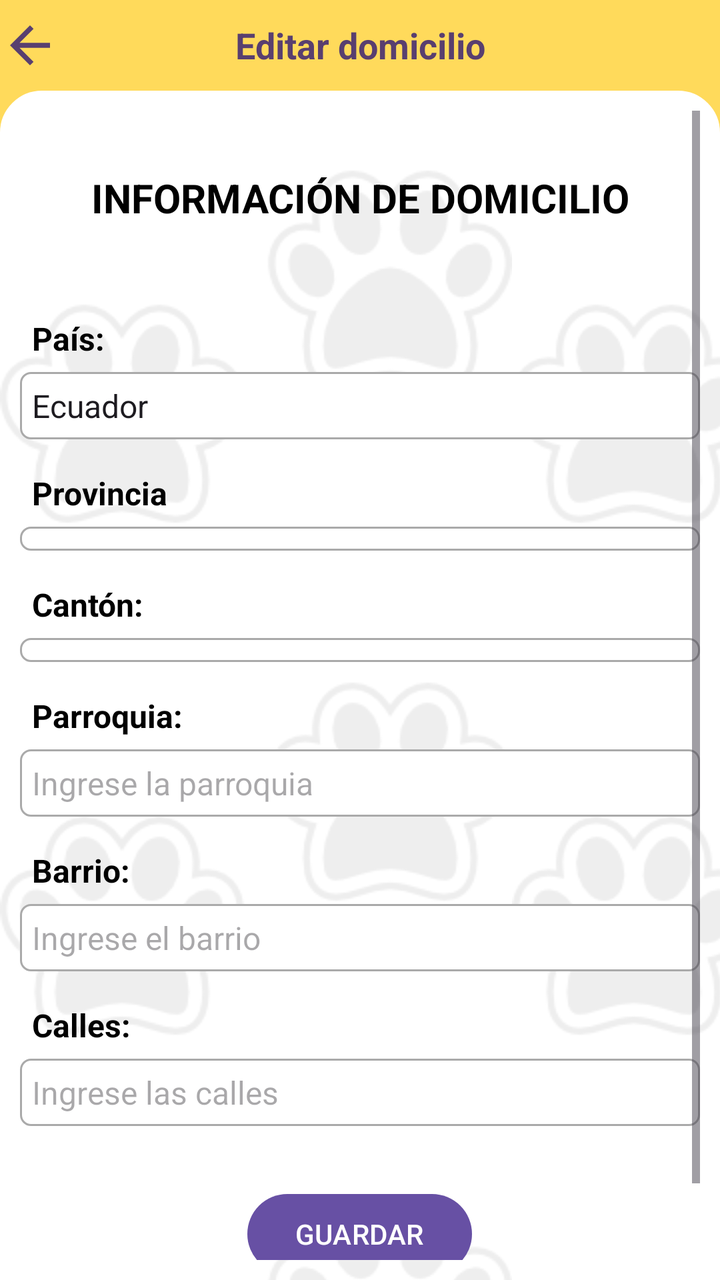
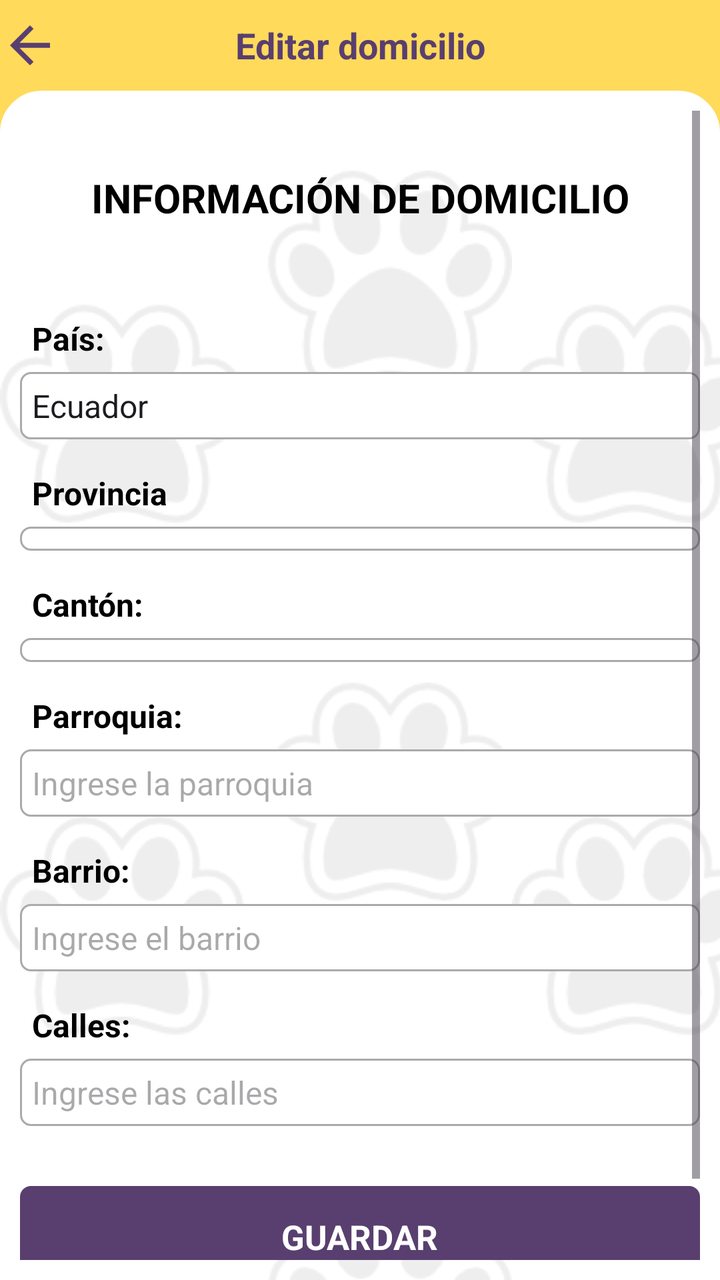

The first picture is an Android layout as it rendered before a commit; the second is the same layout after the commit. The layout source and the unified diff follow.
<!-- AndroidManifest.xml: application theme Theme.TIC_PV -->
<!-- res/layout/activity_editar_domicilio.xml -->
<?xml version="1.0" encoding="utf-8"?>
<RelativeLayout xmlns:android="http://schemas.android.com/apk/res/android"
    xmlns:app="http://schemas.android.com/apk/res-auto"
    xmlns:tools="http://schemas.android.com/tools"
    android:id="@+id/main"
    android:layout_width="match_parent"
    android:layout_height="match_parent"
    android:background="@color/yellow"
    tools:context=".Vista.EditarDomicilioActivity">

    <RelativeLayout
        android:layout_width="match_parent"
        android:layout_height="wrap_content"
        android:id="@+id/rLSuperiorEditarDomicilio"
        android:background="@color/yellow"
        android:orientation="horizontal">

        <ImageView
            android:layout_width="30dp"
            android:layout_height="30dp"
            android:id="@+id/iVRegresarEditarDomicilio"
            android:layout_centerVertical="true"
            android:background="@drawable/ic_retroceder"
            android:backgroundTint="@color/lila"/>

        <TextView
            android:layout_width="match_parent"
            android:layout_height="wrap_content"
            android:id="@+id/tVTituloEditarDomicilio"
            android:textSize="18sp"
            android:layout_centerVertical="true"
            android:textAlignment="center"
            android:textStyle="bold"
            android:textColor="@color/lila"
            android:text="Editar domicilio"/>

        <View
            android:id="@+id/viewTituloEditarDomicilio"
            android:layout_width="match_parent"
            android:layout_height="1dp"
            android:layout_marginTop="20dp"
            android:layout_below="@+id/tVTituloEditarDomicilio"
            android:background="@color/yellow" />

    </RelativeLayout>

    <FrameLayout
        android:layout_width="match_parent"
        android:layout_height="match_parent"
        android:background="@drawable/bordes_fragment"
        android:padding="10dp"
        android:layout_below="@id/rLSuperiorEditarDomicilio">

        <ScrollView
            android:layout_width="match_parent"
            android:layout_height="match_parent"
            android:id="@+id/scrollEditarDomicilio">

            <RelativeLayout
                android:layout_width="match_parent"
                android:layout_height="wrap_content">

                <TextView
                    android:id="@+id/labelEditarDomicilio"
                    android:layout_width="match_parent"
                    android:layout_height="wrap_content"
                    android:paddingTop="30dp"
                    android:text="INFORMACIÓN DE DOMICILIO"
                    android:textAlignment="center"
                    android:textColor="@color/black"
                    android:textAppearance="@style/TextAppearance.AppCompat.Medium"
                    android:textSize="20sp"
                    android:textStyle="bold" />

                <TextView
                    android:id="@+id/labelEditarPais"
                    android:layout_width="match_parent"
                    android:layout_height="wrap_content"
                    android:layout_below="@id/labelEditarDomicilio"
                    android:layout_marginTop="40dp"
                    android:padding="6dp"
                    android:text="País:"
                    android:textStyle="bold"
                    android:textColor="@color/black"
                    android:textSize="16sp" />

                <EditText
                    android:id="@+id/etEditarPais"
                    android:layout_width="match_parent"
                    android:layout_height="wrap_content"
                    android:layout_below="@id/labelEditarPais"
                    android:background="@drawable/border"
                    android:ems="10"
                    android:text="Ecuador"
                    android:focusable="false"
                    android:inputType="text"
                    android:padding="6dp"
                    android:textSize="16sp" />

                <TextView
                    android:id="@+id/labelEditarProvincia"
                    android:layout_width="match_parent"
                    android:layout_height="wrap_content"
                    android:layout_below="@id/etEditarPais"
                    android:layout_marginTop="10dp"
                    android:padding="6dp"
                    android:text="Provincia"
                    android:textStyle="bold"
                    android:textColor="@color/black"
                    android:textSize="16sp" />

                
                
                
                
                
                
                
                
                
                
                

                <Spinner
                    android:layout_width="match_parent"
                    android:layout_height="wrap_content"
                    android:id="@+id/spEditarProvinciaDomicilio"
                    android:background="@drawable/border"
                    android:padding="6dp"
                    android:layout_below="@id/labelEditarProvincia"/>

                <TextView
                    android:id="@+id/labelEditarCanton"
                    android:layout_width="match_parent"
                    android:layout_height="wrap_content"
                    android:layout_below="@id/spEditarProvinciaDomicilio"
                    android:layout_marginTop="10dp"
                    android:padding="6dp"
                    android:text="Cantón:"
                    android:textStyle="bold"
                    android:textColor="@color/black"
                    android:textSize="16sp" />

                
                
                
                
                
                
                
                
                
                
                

                <Spinner
                    android:layout_width="match_parent"
                    android:layout_height="wrap_content"
                    android:id="@+id/spEditarCantonDomicilio"
                    android:background="@drawable/border"
                    android:padding="6dp"
                    android:layout_below="@id/labelEditarCanton"/>

                <TextView
                    android:id="@+id/labelEditarParroquia"
                    android:layout_width="match_parent"
                    android:layout_height="wrap_content"
                    android:layout_below="@id/spEditarCantonDomicilio"
                    android:layout_marginTop="10dp"
                    android:padding="6dp"
                    android:text="Parroquia:"
                    android:textStyle="bold"
                    android:textColor="@color/black"
                    android:textSize="16sp" />

                <EditText
                    android:id="@+id/etEditarParroquia"
                    android:layout_width="match_parent"
                    android:layout_height="wrap_content"
                    android:layout_below="@id/labelEditarParroquia"
                    android:background="@drawable/border"
                    android:ems="10"
                    android:hint="Ingrese la parroquia"
                    android:inputType="text"
                    android:padding="6dp"
                    android:textSize="16sp" />

                <TextView
                    android:id="@+id/labelEditarBarrio"
                    android:layout_width="match_parent"
                    android:layout_height="wrap_content"
                    android:layout_below="@id/etEditarParroquia"
                    android:layout_marginTop="10dp"
                    android:padding="6dp"
                    android:text="Barrio:"
                    android:textStyle="bold"
                    android:textColor="@color/black"
                    android:textSize="16sp" />

                <EditText
                    android:id="@+id/etEditarBarrio"
                    android:layout_width="match_parent"
                    android:layout_height="wrap_content"
                    android:layout_below="@id/labelEditarBarrio"
                    android:background="@drawable/border"
                    android:ems="10"
                    android:hint="Ingrese el barrio"
                    android:inputType="text"
                    android:padding="6dp"
                    android:textSize="16sp" />

                <TextView
                    android:id="@+id/labelEditarCalles"
                    android:layout_width="match_parent"
                    android:layout_height="wrap_content"
                    android:layout_below="@id/etEditarBarrio"
                    android:layout_marginTop="10dp"
                    android:padding="6dp"
                    android:text="Calles:"
                    android:textStyle="bold"
                    android:textColor="@color/black"
                    android:textSize="16sp" />

                <EditText
                    android:id="@+id/etEditarCalles"
                    android:layout_width="match_parent"
                    android:layout_height="wrap_content"
                    android:layout_below="@id/labelEditarCalles"
                    android:background="@drawable/border"
                    android:ems="10"
                    android:hint="Ingrese las calles"
                    android:inputType="text"
                    android:padding="6dp"
                    android:textSize="16sp" />

                <Button
                    android:id="@+id/btnGuardarCambiosDomicilio"
                    android:layout_width="wrap_content"
                    android:layout_height="wrap_content"
                    android:layout_below="@id/etEditarCalles"
                    android:layout_marginTop="30dp"
                    android:layout_marginBottom="30dp"
                    android:layout_centerHorizontal="true"
                    android:text="GUARDAR" />

                <ProgressBar
                    android:layout_width="wrap_content"
                    android:layout_height="wrap_content"
                    android:id="@+id/barraProgresoEditarDomicilio"
                    style="?android:attr/progressBarStyleLarge"
                    android:layout_centerVertical="true"
                    android:layout_centerHorizontal="true"
                    android:elevation="10dp"
                    android:visibility="gone"/>

            </RelativeLayout>

        </ScrollView>

    </FrameLayout>

</RelativeLayout>
<!-- resources referenced by this layout -->
<resources>
  <color name="black">#FF000000</color>
  <color name="lila">#593f6f</color>
  <color name="yellow">#ffda5b</color>
  <!-- drawable border (drawable) -->
  <?xml version="1.0" encoding="utf-8"?>
  <shape xmlns:android="http://schemas.android.com/apk/res/android">
      
      <solid android:color="#FFFFFF"/>
  
      
      <stroke android:width="1dp" android:color="#AAAAAA"/>
  
      
      <corners android:radius="5dp"/>
  </shape>
  <!-- drawable bordes_fragment (drawable) -->
  <?xml version="1.0" encoding="utf-8"?>
  <layer-list xmlns:android="http://schemas.android.com/apk/res/android">
  
      
      <item>
          <shape android:shape="rectangle">
              <solid android:color="#FFFFFF" />
  
              
              <corners
                  android:topLeftRadius="20dp"
                  android:topRightRadius="20dp" />
  
              <stroke
                  android:width="2dp"
                  android:color="#FFFFFF" />
          </shape>
      </item>
  
      
      <item>
          <bitmap
              android:src="@drawable/huellitas"
              android:tileMode="repeat"
              android:gravity="center"
              android:tint="@android:color/darker_gray"
              android:alpha="0.2"/> 
      </item>
  
  </layer-list>
  <!-- drawable ic_retroceder (drawable) -->
  <vector xmlns:android="http://schemas.android.com/apk/res/android" android:autoMirrored="true" android:height="24dp" android:tint="#FFFFFF" android:viewportHeight="24" android:viewportWidth="24" android:width="24dp">
        
      <path android:fillColor="@android:color/white" android:pathData="M20,11H7.83l5.59,-5.59L12,4l-8,8 8,8 1.41,-1.41L7.83,13H20v-2z"/>
      
  </vector>
  <style name="Theme.TIC_PV" parent="Base.Theme.TIC_PV" />
  <!-- drawable huellitas: png bitmap (drawable, 6949 bytes) -->
  <style name="Base.Theme.TIC_PV" parent="Theme.Material3.DayNight.NoActionBar">
          
          
  
  
  
  
  
  
  
  
      </style>
</resources>

<!-- the commit's change to res/layout/activity_editar_domicilio.xml (unified diff, before → after) -->
@@ -233,15 +233,30 @@
                     android:padding="6dp"
                     android:textSize="16sp" />
 
-                <Button
+                <LinearLayout
                     android:id="@+id/btnGuardarCambiosDomicilio"
-                    android:layout_width="wrap_content"
+                    android:layout_width="match_parent"
                     android:layout_height="wrap_content"
                     android:layout_below="@id/etEditarCalles"
                     android:layout_marginTop="30dp"
                     android:layout_marginBottom="30dp"
-                    android:layout_centerHorizontal="true"
-                    android:text="GUARDAR" />
+                    android:background="@drawable/border"
+                    android:backgroundTint="@color/lila"
+                    android:clickable="true"
+                    android:focusable="true"
+                    android:foreground="?android:attr/selectableItemBackground"
+                    android:gravity="center"
+                    android:orientation="horizontal"
+                    android:padding="14dp">
+
+                    <TextView
+                        android:layout_width="wrap_content"
+                        android:layout_height="wrap_content"
+                        android:text="GUARDAR"
+                        android:textColor="@color/white"
+                        android:textSize="17sp"
+                        android:textStyle="bold" />
+                </LinearLayout>
 
                 <ProgressBar
                     android:layout_width="wrap_content"
<!-- resource entries referenced after the edit -->
@@ -2,6 +2,7 @@
 <resources>
   <color name="black">#FF000000</color>
   <color name="lila">#593f6f</color>
+  <color name="white">#FFFFFFFF</color>
   <color name="yellow">#ffda5b</color>
   <!-- drawable border (drawable) -->
   <?xml version="1.0" encoding="utf-8"?>
